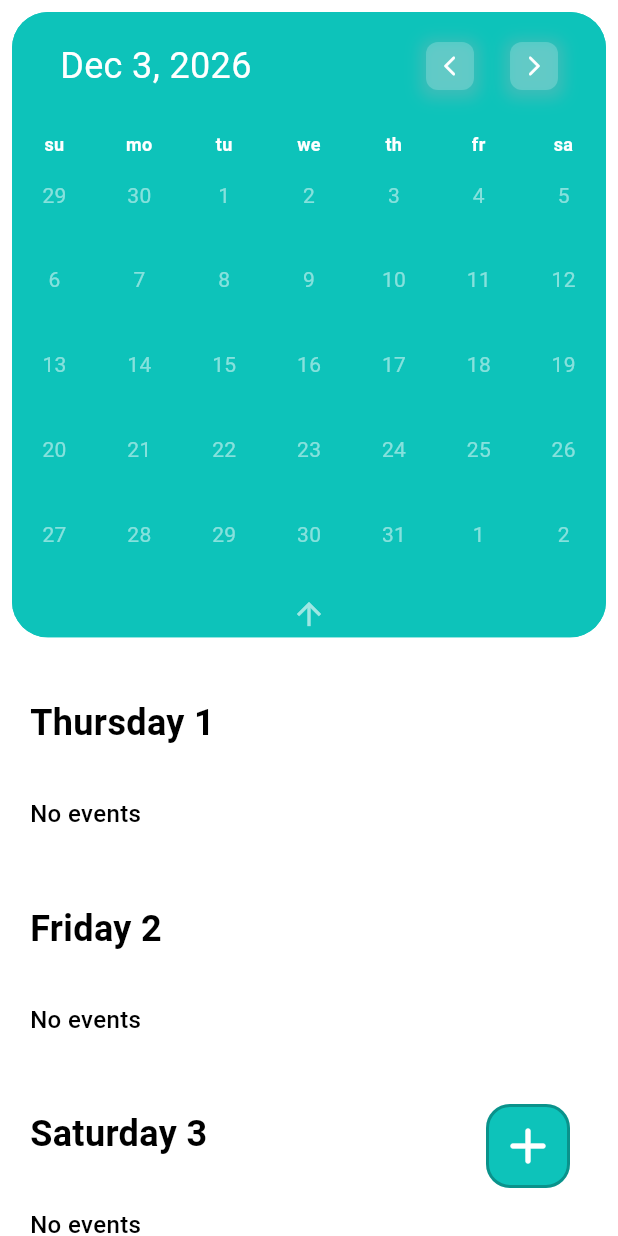
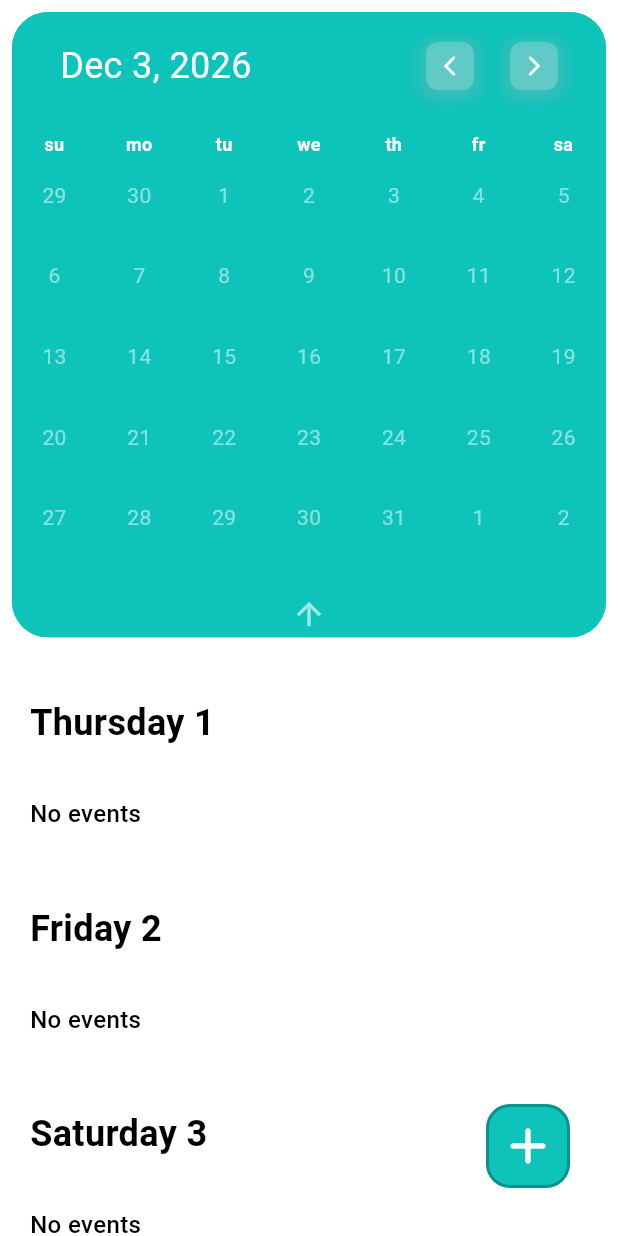
Before and after one commit to Radency/flutter_customizable_calendar, a Flutter app: the screen it shows after launch, after a tap on "Complete example", on a phone screen of 412 x 824 dp. Run offline on Flutter 3.47's test engine with Material 3 defaults, Android fonts, the phone set to English and light mode, and no system bars; drawn by our look-alikes of scrollable_positioned_list; our stand-ins replace bloc, clock, equatable, flutter_bloc.

Commit message:
Fix: MonthView 'Show More' button overflow.

```diff
--- a/example/lib/complete_example/add_event_dialog.dart
+++ b/example/lib/complete_example/add_event_dialog.dart
@@ -474,8 +474,7 @@ class _AddEventPageState extends State<AddEventPage> {
                                                   .difference(_startDate),
                                               location: _location,
                                               title: _titleController.text,
-                                              iconAsset:
-                                                  _store.assetIcon,
+                                              iconAsset: _store.assetIcon,
                                               completed: false,
                                             ),
                                           );
--- a/example/lib/playground/playground_page.dart
+++ b/example/lib/playground/playground_page.dart
@@ -619,6 +619,7 @@ class _CalendarPageState<T extends FloatingCalendarEvent>
       // },
       showMoreTheme: MonthShowMoreTheme(
         borderRadius: 12,
+
       ),
       pageViewPhysics: BouncingScrollPhysics(),
       monthPickerTheme: _periodPickerTheme,
@@ -633,8 +634,6 @@ class _CalendarPageState<T extends FloatingCalendarEvent>
       divider: Divider(
         height: 2,
         thickness: 2,
-        color: Colors.grey.withOpacity(0.33),
-        // color: Colors.green,
       ),
       daysRowTheme: DaysRowTheme(
         weekdayStyle: _textStyle,
--- a/lib/src/ui/themes/month_day_theme.dart
+++ b/lib/src/ui/themes/month_day_theme.dart
@@ -71,7 +71,6 @@ class MonthDayTheme extends Equatable {
         dayNumberPadding,
       ];
 
-
   /// Creates a copy of this theme but with the given fields replaced with
   /// the new values
   MonthDayTheme copyWith({
@@ -106,5 +105,4 @@ class MonthDayTheme extends Equatable {
       dayNumberPadding: dayNumberPadding ?? this.dayNumberPadding,
     );
   }
-
 }
--- a/lib/src/ui/themes/month_show_more_theme.dart
+++ b/lib/src/ui/themes/month_show_more_theme.dart
@@ -11,8 +11,8 @@ class MonthShowMoreTheme {
     this.backgroundColor = const Color(0xFFD1D1D1),
     this.borderRadius = 4,
     this.padding = const EdgeInsets.symmetric(
-      vertical: 1,
-      horizontal: 1,
+      vertical: 2,
+      horizontal: 2,
     ),
     this.height = 24,
     this.eventHeight = 28,
--- a/lib/src/ui/views/month_view.dart
+++ b/lib/src/ui/views/month_view.dart
@@ -488,7 +488,14 @@ class _MonthViewState<T extends FloatingCalendarEvent>
         final mainAxisSpacing = theme.mainAxisSpacing;
         final crossAxisSpacing = theme.crossAxisSpacing;
 
+        var aspectRatio = (constraints.maxWidth - crossAxisSpacing * 6) /
+            7 /
+            (constraints.maxHeight - mainAxisSpacing * 4) *
+            5;
         _shouldScroll = _rowsHeight.round() > constraints.maxHeight.round();
+        if (_shouldScroll) {
+          aspectRatio = 1.0;
+        }
 
         WidgetsBinding.instance.addPostFrameCallback((timeStamp) {
           if (!_shouldScroll) {
@@ -525,6 +532,7 @@ class _MonthViewState<T extends FloatingCalendarEvent>
                   mainAxisSpacing: mainAxisSpacing,
                   crossAxisSpacing: crossAxisSpacing,
                   physics: const NeverScrollableScrollPhysics(),
+                  childAspectRatio: aspectRatio,
                   children: [
                     ...days.map((day) {
                       final isToday = DateUtils.isSameDay(day, _now);
@@ -544,6 +552,7 @@ class _MonthViewState<T extends FloatingCalendarEvent>
                   mainAxisSpacing: mainAxisSpacing,
                   crossAxisSpacing: crossAxisSpacing,
                   physics: const NeverScrollableScrollPhysics(),
+                  childAspectRatio: aspectRatio,
                   children: [
                     ...days.map(
                       (day) => WidgetSize(
--- a/lib/src/ui/views/schedule_list_view/schedule_list_view.dart
+++ b/lib/src/ui/views/schedule_list_view/schedule_list_view.dart
@@ -208,7 +208,7 @@ class _ScheduleListViewState<T extends CalendarEvent>
       ...widget.controller.grouped,
       ...groupBy(
         [...widget.breaks, ...widget.events].sortedBy((e) => e.start),
-            (e) => DateTime(e.start.year, e.start.month, e.start.day),
+        (e) => DateTime(e.start.year, e.start.month, e.start.day),
       ),
     };
     if (widget.ignoreDaysWithoutEvents) {
```
Also changed, not shown: lib/src/ui/custom_widgets/events_layout.dart (+3 -5 lines), 1 other file.
